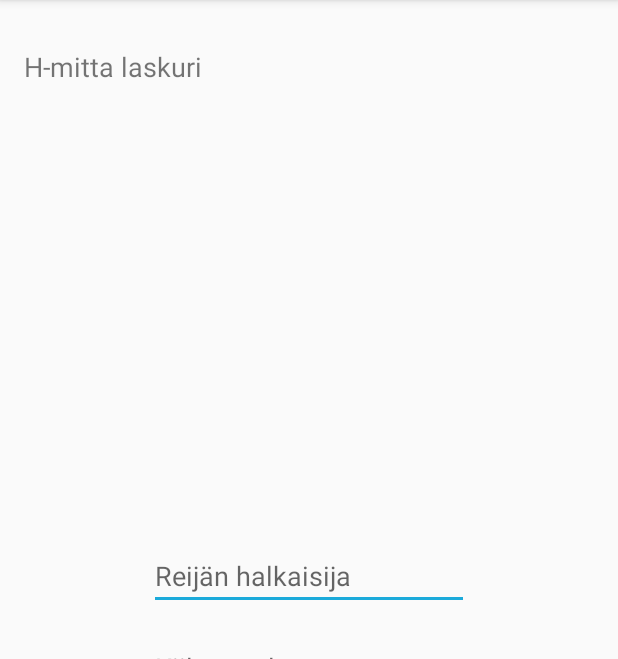
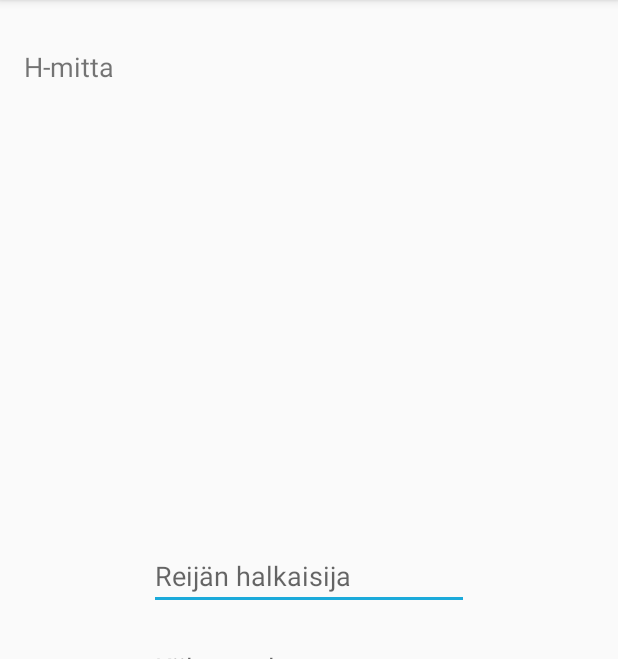
Before and after one commit to jjepaah/KoneistajanLaskuri, an Android app: the Hmitta screen opened directly, with no data from a screen before it, on a phone screen of 412 x 824 dp, the part 84-743 px from its top. Run offline under Robolectric (Android 15) with nearby library versions, the phone set to English and light mode, and no system bars.

```diff
--- a/app/src/main/java/com/example/koneistajanlaskuri/Valitys.java
+++ b/app/src/main/java/com/example/koneistajanlaskuri/Valitys.java
@@ -14,7 +14,7 @@ import java.text.DecimalFormat;
 
 public class Valitys extends AppCompatActivity implements AdapterView.OnItemSelectedListener {
 
-    String valittu = "";
+    private String valittu = "";
     private static DecimalFormat df2 = new DecimalFormat("#.##");
 
     @Override
--- a/app/src/main/res/layout/hmitta.xml
+++ b/app/src/main/res/layout/hmitta.xml
@@ -4,7 +4,7 @@
     xmlns:tools="http://schemas.android.com/tools"
     android:layout_width="match_parent"
     android:layout_height="match_parent"
-    tools:context=".HmittaLaskuri">
+    tools:context=".Hmitta">
 
     <TextView
         android:id="@+id/tulos"
@@ -28,7 +28,7 @@
         android:layout_height="wrap_content"
         android:layout_marginStart="16dp"
         android:layout_marginTop="32dp"
-        android:text="H-mitta laskuri"
+        android:text="@string/hdim_button"
         android:textSize="18sp"
         app:layout_constraintStart_toStartOf="parent"
         app:layout_constraintTop_toTopOf="parent" />
@@ -41,7 +41,7 @@
         android:layout_marginEnd="16dp"
         android:layout_marginBottom="16dp"
         android:ems="10"
-        android:hint="Reijän halkaisija"
+        android:hint="@string/hole_diameter"
         android:inputType="numberDecimal"
         app:layout_constraintBottom_toTopOf="@+id/kiilaura"
         app:layout_constraintEnd_toEndOf="parent"
@@ -53,7 +53,7 @@
         android:layout_height="wrap_content"
         android:layout_marginTop="16dp"
         android:onClick="hmitta"
-        android:text="Laske"
+        android:text="@string/calc_button"
         app:layout_constraintEnd_toEndOf="@+id/kiilaura"
         app:layout_constraintHorizontal_bias="0.496"
         app:layout_constraintStart_toStartOf="@+id/kiilaura"
@@ -67,7 +67,7 @@
         android:layout_marginEnd="16dp"
         android:layout_marginBottom="300dp"
         android:ems="10"
-        android:hint="Kiilauran leveys"
+        android:hint="@string/keyway_field"
         android:inputType="numberDecimal"
         app:layout_constraintBottom_toBottomOf="parent"
         app:layout_constraintEnd_toEndOf="parent"
--- a/app/src/main/res/values/strings.xml
+++ b/app/src/main/res/values/strings.xml
@@ -6,4 +6,12 @@
         <item>700</item>
         <item>1000/1600</item>
     </string-array>
+    <string name="rpm_button">Pyörimisnopeus</string>
+    <string name="hdim_button">H-mitta</string>
+    <string name="ratio_button">Välitys</string>
+    <string name="calc_button">Laske</string>
+    <string name="hole_diameter">Reijän halkaisija</string>
+    <string name="drill_diameter">Poran halkaisija</string>
+    <string name="num_of_teeth">Aurinkopyörän hampaat</string>
+    <string name="keyway_field">Kiilauran leveys</string>
 </resources>
```
Also changed, not shown: app/src/main/res/layout/main_activity.xml (+5 -6 lines), app/src/main/res/layout/pyorimisnopeus.xml (+4 -4 lines), app/src/main/res/layout/valitys.xml (+4 -4 lines), 1 other file.
